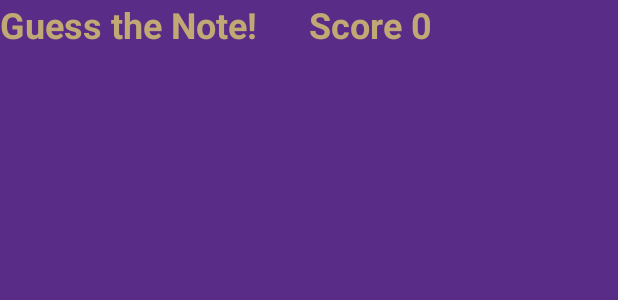
After one commit to bdvanwingerden/SheetMusicTutor, an Android app: the layout fragment_guess_note_text.xml on its own in the app's theme, with its tools: preview values and no code run, on a phone screen of 412 x 824 dp. The commit adds this screen. Shown: the top 300 px of the screen. Run offline under Robolectric (Android 15) with nearby library versions, the phone set to English and light mode, and no system bars.

Commit message:
Nothing Special
n/a

```diff
--- a/Sheet_Music_Tutor/app/src/main/java/vanwingerdenbarrier/sheetmusictutor/AchievementsListView.java
+++ b/Sheet_Music_Tutor/app/src/main/java/vanwingerdenbarrier/sheetmusictutor/AchievementsListView.java
@@ -81,9 +81,9 @@ public class AchievementsListView extends AppCompatActivity{
     int lockIcon = R.drawable.lock;
 
     /**Names of each particular achievement. Get From XML!!!!*/
-    String[] NAMES = {"Baby Steps 0/1","Finding Balance 0/4",
-            "Rookie No More 0/8","Hard Rocker 0/16",
-            "Blind Ninja 0/8","Note-Meister 0/5"};
+    String[] NAMES = {"Achievement 1) 0/1","Achievement 2) 0/4",
+            "Achievement 3) 0/8","Achievement 4) 0/16",
+            "Achievement 5) 0/8","Achievement 6) 0/5"};
 
     /**Starting progress for each achievement*/
     int[] PROGRESS = {0,0,0,0,0,0};
--- a/Sheet_Music_Tutor/app/src/main/java/vanwingerdenbarrier/sheetmusictutor/Game/GameActivity.java
+++ b/Sheet_Music_Tutor/app/src/main/java/vanwingerdenbarrier/sheetmusictutor/Game/GameActivity.java
@@ -11,6 +11,8 @@ import android.support.v7.app.AlertDialog;
 import android.view.MotionEvent;
 
 import vanwingerdenbarrier.sheetmusictutor.Key.KeyFragment;
+import vanwingerdenbarrier.sheetmusictutor.NoteGames.GuessNote;
+import vanwingerdenbarrier.sheetmusictutor.NoteGames.GuessNoteText;
 import vanwingerdenbarrier.sheetmusictutor.NoteGames.NoteDefense;
 import vanwingerdenbarrier.sheetmusictutor.NoteGames.NoteHero;
 import vanwingerdenbarrier.sheetmusictutor.Quiz.QuizAnswerFragment;
@@ -110,6 +112,9 @@ public class GameActivity extends FragmentActivity
         } else if (gameType == 4) {
             addQuestion(new NoteHero());
             addAnswer(new KeyFragment());
+        } else if (gameType == 5) {
+            addQuestion(new GuessNote());
+            addAnswer(new GuessNoteText());
         } else {
             System.out.println("AAA GAMETYPE = NOTFOUND" + gameType);
         }
--- a/Sheet_Music_Tutor/app/src/main/java/vanwingerdenbarrier/sheetmusictutor/Game/GameSelection.java
+++ b/Sheet_Music_Tutor/app/src/main/java/vanwingerdenbarrier/sheetmusictutor/Game/GameSelection.java
@@ -46,4 +46,10 @@ public class GameSelection extends AppCompatActivity {
         game.putExtra("gameType", 4);
         this.startActivity(game);
     }
+
+    public void guessNoteGame(View v){
+        Intent game = new Intent(this, GameActivity.class);
+        game.putExtra("gameType", 5);
+        this.startActivity(game);
+    }
 }
--- /dev/null
+++ b/Sheet_Music_Tutor/app/src/main/res/layout/fragment_guess_note_text.xml
@@ -0,0 +1,41 @@
+<?xml version="1.0" encoding="utf-8"?>
+<LinearLayout
+    xmlns:android="http://schemas.android.com/apk/res/android" android:layout_width="match_parent"
+    android:layout_height="match_parent"
+    android:orientation="horizontal"
+    android:background="@color/purple"
+    android:weightSum="2">
+
+    <LinearLayout
+        android:layout_width="match_parent"
+        android:layout_height="match_parent"
+        android:layout_weight="1">
+        <TextView
+            android:layout_width="wrap_content"
+            android:layout_height="wrap_content"
+            android:text="@string/guess_note"
+            android:textColor="@color/gold"
+            android:textStyle="bold"
+            android:textSize="24dp"
+            android:layout_gravity="center_horizontal"
+            />
+    </LinearLayout>
+    <LinearLayout
+        android:layout_width="match_parent"
+        android:layout_height="match_parent"
+        android:layout_weight="1">
+        <TextView
+            android:layout_width="wrap_content"
+            android:layout_height="wrap_content"
+            android:text="@string/score"
+            android:textColor="@color/gold"
+            android:textStyle="bold"
+            android:textSize="24dp"
+            android:layout_gravity="center_horizontal"
+            />
+    </LinearLayout>
+
+
+
+
+</LinearLayout>
--- a/Sheet_Music_Tutor/app/src/main/res/values/strings.xml
+++ b/Sheet_Music_Tutor/app/src/main/res/values/strings.xml
@@ -18,6 +18,8 @@
     <string name="hard_rocker">Hard Rocker 0/16</string>
     <string name="blind_ninja">Blind Ninja 0/8</string>
     <string name="note_meister">Note-Meister 0/5</string>
+    <string name="guess_note">Guess the Note!</string>
+    <string name="score">Score 0</string>
 
 
     <!-- TODO: Remove or change this placeholder text -->
```
Also changed, not shown: Sheet_Music_Tutor/app/src/main/java/vanwingerdenbarrier/sheetmusictutor/NoteGames/GuessNote.java (added, +73 -0 lines), Sheet_Music_Tutor/app/src/main/java/vanwingerdenbarrier/sheetmusictutor/NoteGames/GuessNoteText.java (added, +65 -0 lines), Sheet_Music_Tutor/app/src/main/res/layout/activity_game_selection.xml (+42 -19 lines), Sheet_Music_Tutor/app/src/main/res/layout/fragment_guess_note.xml (renamed from Sheet_Music_Tutor/app/src/main/res/layout/activity_notes.xml, +5 -4 lines).
